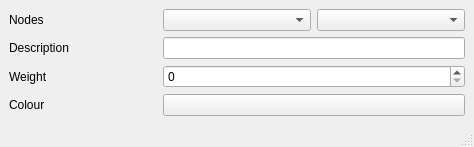
Before: the Qt Designer form src/graph_viewer/editors/edgeattributes.ui in mauromascarenhas/Graph_viewer, drawn with Qt 5.
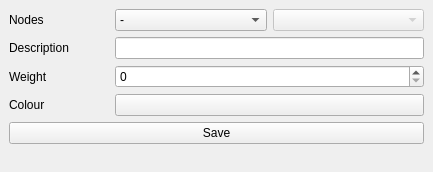
After: the same form once the commit is applied.

```diff
--- a/src/graph_viewer/editors/edgeattributes.ui
+++ b/src/graph_viewer/editors/edgeattributes.ui
@@ -6,8 +6,8 @@
    <rect>
     <x>0</x>
     <y>0</y>
-    <width>474</width>
-    <height>139</height>
+    <width>433</width>
+    <height>168</height>
    </rect>
   </property>
   <property name="sizePolicy">
@@ -23,20 +23,35 @@
    <layout class="QGridLayout" name="gridLayout">
     <item row="0" column="0">
      <widget class="QLabel" name="label">
+      <property name="maximumSize">
+       <size>
+        <width>100</width>
+        <height>16777215</height>
+       </size>
+      </property>
       <property name="text">
        <string>Nodes</string>
       </property>
      </widget>
     </item>
-    <item row="1" column="0">
-     <widget class="QLabel" name="label_2">
-      <property name="text">
-       <string>Description</string>
+    <item row="0" column="2">
+     <widget class="QComboBox" name="cbNodeB">
+      <property name="enabled">
+       <bool>false</bool>
       </property>
      </widget>
     </item>
+    <item row="1" column="1" colspan="2">
+     <widget class="QLineEdit" name="edtDesc"/>
+    </item>
     <item row="2" column="0">
      <widget class="QLabel" name="label_3">
+      <property name="maximumSize">
+       <size>
+        <width>100</width>
+        <height>16777215</height>
+       </size>
+      </property>
       <property name="text">
        <string>Weight</string>
       </property>
@@ -44,17 +59,17 @@
     </item>
     <item row="3" column="0">
      <widget class="QLabel" name="label_4">
+      <property name="maximumSize">
+       <size>
+        <width>100</width>
+        <height>16777215</height>
+       </size>
+      </property>
       <property name="text">
        <string>Colour</string>
       </property>
      </widget>
     </item>
-    <item row="0" column="1">
-     <widget class="QComboBox" name="comboBox"/>
-    </item>
-    <item row="0" column="2">
-     <widget class="QComboBox" name="comboBox_2"/>
-    </item>
     <item row="3" column="1" colspan="2">
      <widget class="QPushButton" name="pushButton">
       <property name="text">
@@ -62,6 +77,28 @@
       </property>
      </widget>
     </item>
+    <item row="1" column="0">
+     <widget class="QLabel" name="label_2">
+      <property name="maximumSize">
+       <size>
+        <width>100</width>
+        <height>16777215</height>
+       </size>
+      </property>
+      <property name="text">
+       <string>Description</string>
+      </property>
+     </widget>
+    </item>
+    <item row="0" column="1">
+     <widget class="QComboBox" name="cbNodeA">
+      <item>
+       <property name="text">
+        <string>-</string>
+       </property>
+      </item>
+     </widget>
+    </item>
     <item row="2" column="1" colspan="2">
      <widget class="QSpinBox" name="spinBox">
       <property name="maximum">
@@ -69,12 +106,20 @@
       </property>
      </widget>
     </item>
-    <item row="1" column="1" colspan="2">
-     <widget class="QLineEdit" name="lineEdit"/>
+    <item row="4" column="0" colspan="3">
+     <widget class="QPushButton" name="btSave">
+      <property name="text">
+       <string>Save</string>
+      </property>
+     </widget>
     </item>
    </layout>
   </widget>
-  <widget class="QStatusBar" name="statusbar"/>
+  <widget class="QStatusBar" name="statusbar">
+   <property name="sizeGripEnabled">
+    <bool>false</bool>
+   </property>
+  </widget>
  </widget>
  <resources/>
  <connections/>
```
Left out of the diff: 4 changed lines with no effect on the pictures.
